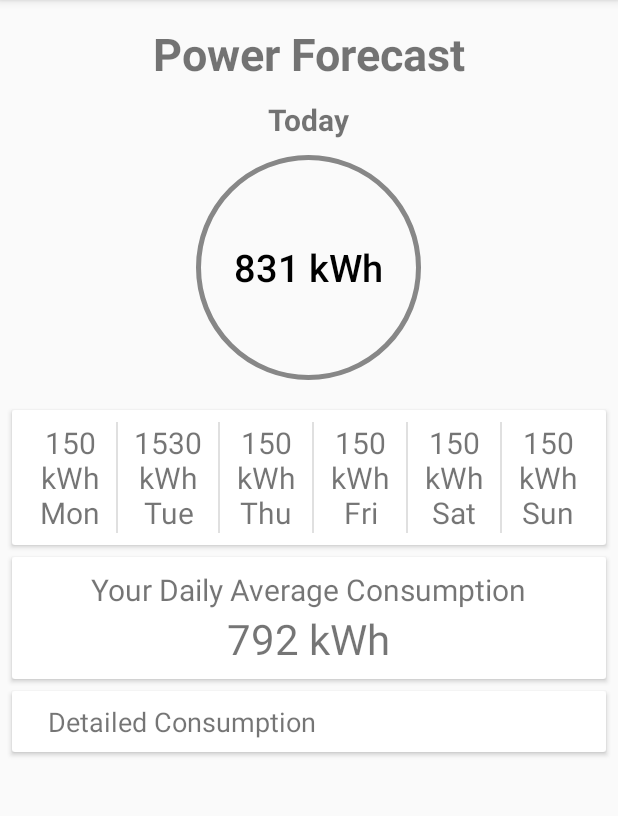
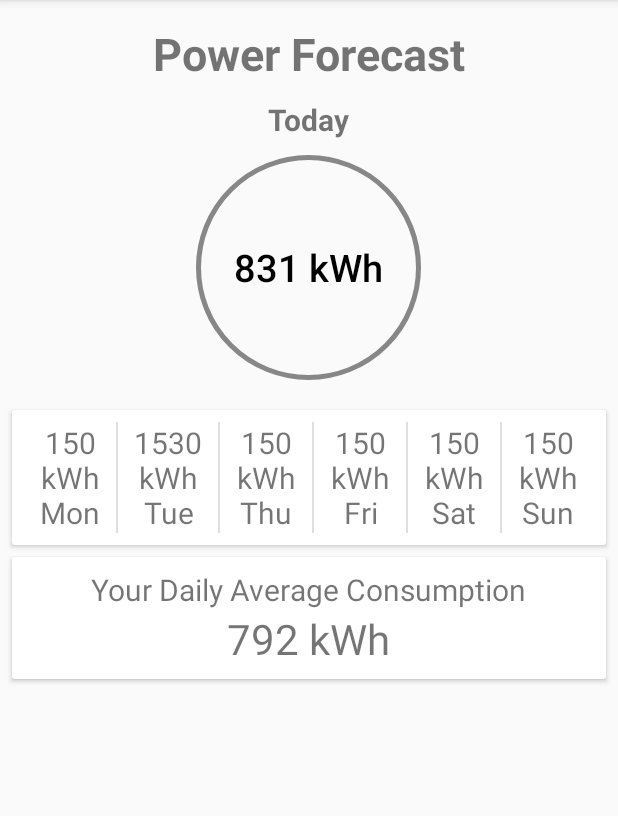
Before and after one commit to abdelrahman-osama/Solarify, an Android app: the PowerForecastActivity screen opened directly, with no data from a screen before it, on a phone screen of 412 x 824 dp, the part 84-900 px from its top. Run offline under Robolectric (Android 15) with nearby library versions, the light colour scheme and no system bars.

Commit message:
power forecast edits

```diff
--- a/app/src/main/java/com/vmal/solarify/PanelInquiry.java
+++ b/app/src/main/java/com/vmal/solarify/PanelInquiry.java
@@ -80,7 +80,7 @@ public class PanelInquiry extends AppCompatActivity {
 //                        editor.putString("application_mode","list_mode");
 //                        editor.commit();
                     } else{
-                        Toast.makeText(PanelInquiry.this, "Please choose what you are looking for!", Toast.LENGTH_SHORT).show();
+                        Toast.makeText(PanelInquiry.this, "Please choose what you are looking for.", Toast.LENGTH_SHORT).show();
                         return;
                     }}
                     finish();
--- a/app/src/main/java/com/vmal/solarify/PowerForecastActivity.java
+++ b/app/src/main/java/com/vmal/solarify/PowerForecastActivity.java
@@ -1,10 +1,13 @@
 package com.vmal.solarify;
 
+import android.content.Intent;
 import android.os.AsyncTask;
 import android.support.v7.app.AppCompatActivity;
 import android.os.Bundle;
 import android.util.Log;
+import android.view.View;
 import android.widget.Button;
+import android.widget.RelativeLayout;
 import android.widget.TextView;
 
 import org.json.JSONException;
@@ -38,6 +41,7 @@ public class PowerForecastActivity extends AppCompatActivity {
     Double[] week;
     String[] acData;
     String tilt;
+    RelativeLayout avgConsumption;
     int area;
     double efficiency;
     int[] sunTime;
@@ -56,7 +60,16 @@ public class PowerForecastActivity extends AppCompatActivity {
         Day6 = (TextView) findViewById(R.id.day6);
         week = new Double[7];
         sunTime = new int[7];
+        avgConsumption = (RelativeLayout)findViewById(R.id.avg_consumption);
         getPowerData();
+
+        avgConsumption.setOnClickListener(new View.OnClickListener() {
+            @Override
+            public void onClick(View v) {
+//                Intent i = new Intent(PowerForecastActivity.this,  ApplianceListActivity.class);
+//                startActivity(i);
+            }
+        });
 
 
     }
--- a/app/src/main/res/layout/activity_power_forecast.xml
+++ b/app/src/main/res/layout/activity_power_forecast.xml
@@ -145,12 +145,13 @@
     </LinearLayout>
 
     <RelativeLayout
-        android:id="@+id/relativeLayout"
+        android:id="@+id/avg_consumption"
         android:layout_width="match_parent"
         android:layout_height="wrap_content"
         android:background="@drawable/myrect2"
         android:elevation="2dp"
-        android:layout_below="@+id/week_view">
+        android:layout_below="@+id/week_view"
+        android:clickable="true">
         <TextView
             android:id="@+id/textView"
             android:layout_width="wrap_content"
@@ -171,31 +172,7 @@
     </RelativeLayout>
 
 
-    <LinearLayout
-        android:layout_width="match_parent"
-        android:layout_height="wrap_content"
-        android:background="@drawable/myrect2"
-        android:elevation="2dp"
-        android:layout_below="@+id/relativeLayout"
-        android:weightSum="6"
-        android:clickable="true">
-        <TextView
-            android:id="@+id/microwave"
-            android:paddingLeft="16dp"
-            android:layout_width="wrap_content"
-            android:layout_height="wrap_content"
-            android:text="Detailed Consumption"
-            android:textSize="18sp"
-            android:layout_weight="5"/>
-        <TextView
-            android:layout_width="wrap_content"
-            android:layout_height="wrap_content"
-            android:text=""
-            android:textSize="18sp"
-            android:gravity="center"
-            android:layout_weight="1"/>
 
-    </LinearLayout>
 
 
 </RelativeLayout>
```
